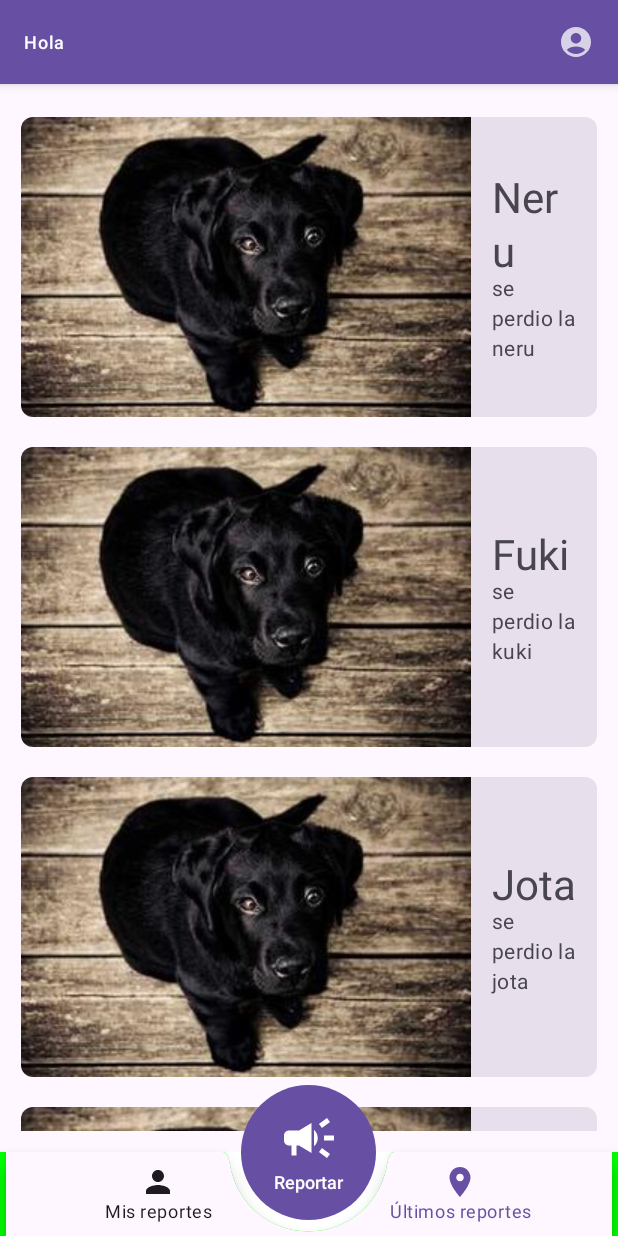
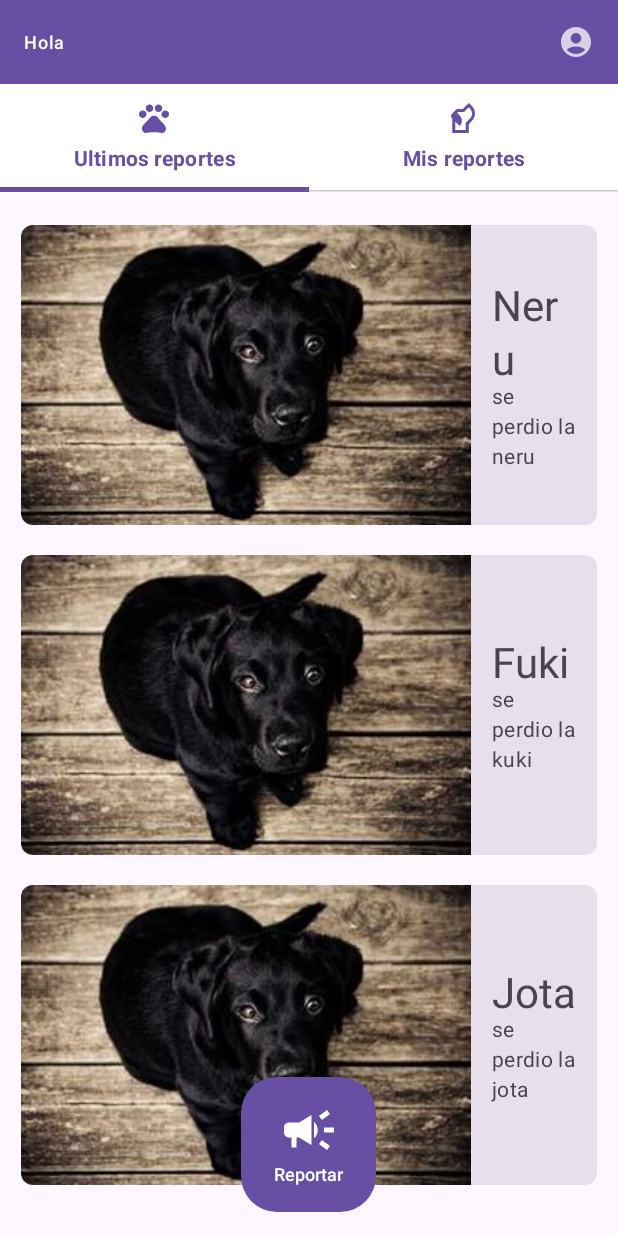
Before and after one commit to JoseAntonion/Busca-PET, an Android app built with Jetpack Compose: the HomeScreen screen opened through its navigation route, on a phone screen of 412 x 824 dp. Run offline under Robolectric (Android 15) with nearby library versions, the light colour scheme and no system bars; our stand-ins replace Firebase (no records; nobody signed in at launch, a user with empty details on screens opened directly), livedata-compose; pictures from the network do not load; 1 statement that could not run was skipped.

Commit message:
Implement TabRow navigation instead of bottoNavBar

```diff
--- a/app/src/main/java/com/example/buscapet/ui/commons/CommonFloatingActionButton.kt
+++ b/app/src/main/java/com/example/buscapet/ui/commons/CommonFloatingActionButton.kt
@@ -14,6 +14,7 @@ import androidx.compose.material3.Text
 import androidx.compose.runtime.Composable
 import androidx.compose.ui.Alignment
 import androidx.compose.ui.Modifier
+import androidx.compose.ui.graphics.RectangleShape
 import androidx.compose.ui.res.stringResource
 import androidx.compose.ui.tooling.preview.Preview
 import androidx.compose.ui.unit.dp
@@ -33,7 +34,6 @@ fun CommonFloatingActionButton(
             containerColor = MaterialTheme.colorScheme.primary,
             contentColor = MaterialTheme.colorScheme.onPrimary,
             elevation = FloatingActionButtonDefaults.bottomAppBarFabElevation(),
-            shape = CircleShape
         ) {
             Column(
                 horizontalAlignment = Alignment.CenterHorizontally
--- /dev/null
+++ b/app/src/main/java/com/example/buscapet/ui/commons/CommonTabBar.kt
@@ -0,0 +1,57 @@
+package com.example.buscapet.ui.commons
+
+import android.util.Log
+import androidx.compose.foundation.pager.PagerState
+import androidx.compose.material3.Icon
+import androidx.compose.material3.MaterialTheme
+import androidx.compose.material3.Tab
+import androidx.compose.material3.TabRow
+import androidx.compose.material3.Text
+import androidx.compose.runtime.Composable
+import androidx.compose.runtime.getValue
+import androidx.compose.ui.Modifier
+import androidx.navigation.NavController
+import androidx.navigation.compose.currentBackStackEntryAsState
+import androidx.navigation.compose.rememberNavController
+import kotlinx.coroutines.CoroutineScope
+import kotlinx.coroutines.launch
+
+@Composable
+fun CommonTabBar(
+    modifier: Modifier = Modifier,
+    navController: NavController = rememberNavController(),
+    pagerState: PagerState,
+    scope: CoroutineScope,
+    tabItems: List<TabItem>
+) {
+    val navBackStackEntry by navController.currentBackStackEntryAsState()
+    val currentDestination = navBackStackEntry?.destination
+    val bottomBarState = tabItems.any { it.title == currentDestination?.label }
+    Log.d("TAG", "CommonTabBar: currentDestination - $currentDestination")
+    Log.d("TAG", "CommonTabBar: bottomBarState - $bottomBarState")
+    TabRow(
+        selectedTabIndex = pagerState.currentPage,
+        contentColor = MaterialTheme.colorScheme.primary,
+        containerColor = MaterialTheme.colorScheme.onPrimary,
+    ) {
+        tabItems.forEachIndexed { index, item ->
+            Tab(
+                selected = index == pagerState.currentPage,
+                onClick = {
+                    scope.launch {
+                        pagerState.animateScrollToPage(index)
+                    }
+                },
+                text = {
+                    Text(text = item.title)
+                },
+                icon = {
+                    Icon(
+                        imageVector = item.icon,
+                        contentDescription = item.title
+                    )
+                }
+            )
+        }
+    }
+}
--- a/app/src/main/java/com/example/buscapet/ui/commons/MainBottomNav.kt
+++ b/app/src/main/java/com/example/buscapet/ui/commons/MainBottomNav.kt
@@ -1,5 +1,6 @@
 package com.example.buscapet.ui.commons
 
+import android.content.res.Configuration
 import androidx.compose.foundation.shape.CircleShape
 import androidx.compose.material.BottomAppBar
 import androidx.compose.material.BottomNavigation
@@ -81,7 +82,8 @@ fun BottomNav(
     }
 }
 
-@Preview(showBackground = true)
+@Preview(uiMode = Configuration.UI_MODE_NIGHT_YES, name = "PreviewDARK")
+@Preview(uiMode = Configuration.UI_MODE_NIGHT_NO, name = "PreviewLIGHT")
 @Composable
 fun PreviewMainBottomNav2() {
     val itemsDummy = mutableListOf(
--- /dev/null
+++ b/app/src/main/java/com/example/buscapet/ui/commons/TabItem.kt
@@ -0,0 +1,8 @@
+package com.example.buscapet.ui.commons
+
+import androidx.compose.ui.graphics.vector.ImageVector
+
+data class TabItem(
+    val title: String,
+    val icon: ImageVector,
+)
--- a/app/src/main/java/com/example/buscapet/ui/navigation/BottomNavScreens.kt
+++ b/app/src/main/java/com/example/buscapet/ui/navigation/BottomNavScreens.kt
@@ -35,4 +35,10 @@ sealed class BottomNavScreens(
         title = "Mis reportes",
         icon = Icons.Default.Person
     )
+
+    data object DetailReport : BottomNavScreens(
+        route = "detail_report",
+        title = "Detalle reporte",
+        icon = Icons.Default.Person
+    )
 }
--- /dev/null
+++ b/app/src/main/java/com/example/buscapet/ui/navigation/DetailNavGraph.kt
@@ -0,0 +1,20 @@
+package com.example.buscapet.ui.navigation
+
+import androidx.compose.runtime.Composable
+import androidx.navigation.compose.NavHost
+import androidx.navigation.compose.composable
+import androidx.navigation.compose.rememberNavController
+import com.example.buscapet.ui.screens.last_reports.LastReportsScreen
+import com.example.buscapet.ui.screens.report_detail.ReportDetailScreen
+
+@Composable
+fun DetailNavGraph() {
+    val navController = rememberNavController()
+    NavHost(
+        navController = navController,
+        startDestination = BottomNavScreens.LastReports.route
+    ) {
+        composable(BottomNavScreens.LastReports.route) { LastReportsScreen(navController) }
+        composable(BottomNavScreens.DetailReport.route) { ReportDetailScreen() }
+    }
+}
--- a/app/src/main/java/com/example/buscapet/ui/navigation/HomeNavGraph.kt
+++ b/app/src/main/java/com/example/buscapet/ui/navigation/HomeNavGraph.kt
@@ -9,6 +9,7 @@ import androidx.navigation.NavHostController
 import androidx.navigation.compose.NavHost
 import androidx.navigation.compose.composable
 import com.example.buscapet.ui.screens.last_reports.LastReportsScreen
+import com.example.buscapet.ui.screens.report_detail.ReportDetailScreen
 import com.example.buscapet.ui.ui.my_reports.MyReportsScreen
 
 @Composable
@@ -20,7 +21,7 @@ fun HomeNavGraph(navController: NavHostController, hostPadding: PaddingValues) {
             .fillMaxSize()
             .padding(hostPadding)
     ) {
-        composable(BottomNavScreens.LastReports.route) { LastReportsScreen(navController = navController) }
-        composable(BottomNavScreens.MyReports.route) { MyReportsScreen(navController = navController) }
+        //composable(BottomNavScreens.LastReports.route) { LastReportsScreen() }
+        composable(BottomNavScreens.MyReports.route) { MyReportsScreen() }
     }
 }
--- a/app/src/main/java/com/example/buscapet/ui/screens/home/HomeScreen.kt
+++ b/app/src/main/java/com/example/buscapet/ui/screens/home/HomeScreen.kt
@@ -1,17 +1,30 @@
 package com.example.buscapet.ui.screens.home
 
 import android.net.Uri
+import androidx.compose.foundation.layout.Column
+import androidx.compose.foundation.layout.fillMaxWidth
+import androidx.compose.foundation.layout.padding
+import androidx.compose.foundation.pager.HorizontalPager
+import androidx.compose.foundation.pager.rememberPagerState
 import androidx.compose.material.FabPosition
 import androidx.compose.material.Scaffold
+import androidx.compose.material.icons.Icons
+import androidx.compose.material.icons.filled.Pets
 import androidx.compose.runtime.Composable
+import androidx.compose.runtime.rememberCoroutineScope
+import androidx.compose.ui.Modifier
+import androidx.compose.ui.graphics.vector.ImageVector
+import androidx.compose.ui.res.vectorResource
 import androidx.compose.ui.tooling.preview.Preview
-import androidx.navigation.NavHostController
+import androidx.navigation.NavController
 import androidx.navigation.compose.rememberNavController
-import com.example.buscapet.ui.commons.MainBottomNav
-import com.example.buscapet.ui.navigation.BottomNavScreens
-import com.example.buscapet.ui.navigation.HomeNavGraph
+import com.example.buscapet.R
+import com.example.buscapet.ui.commons.CommonTabBar
+import com.example.buscapet.ui.commons.TabItem
+import com.example.buscapet.ui.navigation.DetailNavGraph
 import com.example.buscapet.ui.ui.commons.CommonFloatingActionButton
 import com.example.buscapet.ui.ui.commons.CommonTopAppBar
+import com.example.buscapet.ui.ui.my_reports.MyReportsScreen
 import com.google.firebase.auth.FirebaseAuth
 
 @Composable
@@ -19,41 +32,63 @@ fun HomeScreen() {
     val currentUser = FirebaseAuth.getInstance().currentUser
     val name = currentUser?.displayName?.split(" ")?.get(0)
     val photo = currentUser?.photoUrl
+    val tabItems = listOf(
+        TabItem(
+            title = "Ultimos reportes",
+            icon = Icons.Default.Pets
+        ),
+        TabItem(
+            title = "Mis reportes",
+            icon = ImageVector.vectorResource(id = R.drawable.ic_dog)
+        )
+    )
 
     HomeContainer(
         currentUserName = name,
-        profilePhoto = photo
+        profilePhoto = photo,
+        tabItems = tabItems
     )
 }
 
 @Composable
 fun HomeContainer(
+    navController: NavController = rememberNavController(),
     currentUserName: String?,
-    profilePhoto: Uri? = null
+    profilePhoto: Uri? = null,
+    tabItems: List<TabItem> = listOf()
 ) {
-    val navController = rememberNavController()
+    val pagerState = rememberPagerState(0, 0f) { tabItems.size }
+    val scope = rememberCoroutineScope()
     Scaffold(
-        topBar = { CommonTopAppBar(currentUserName, profilePhoto) },
-        bottomBar = {
-            val bottomBarItems = listOf(
-                BottomNavScreens.MyReports,
-                BottomNavScreens.LastReports,
-            )
-            MainBottomNav(
-                navController = navController,
-                items = bottomBarItems
-            )
+        topBar = {
+            Column(
+                modifier = Modifier
+                    .fillMaxWidth()
+            ) {
+                CommonTopAppBar(currentUserName, profilePhoto)
+                CommonTabBar(
+                    pagerState = pagerState,
+                    scope = scope,
+                    tabItems = tabItems
+                )
+            }
         },
         floatingActionButton = {
             CommonFloatingActionButton()
         },
         floatingActionButtonPosition = FabPosition.Center,
-        isFloatingActionButtonDocked = true,
     ) { paddingValues ->
-        HomeNavGraph(
-            navController = navController,
-            hostPadding = paddingValues
-        )
+        HorizontalPager(
+            state = pagerState,
+            modifier = Modifier
+                .fillMaxWidth()
+                .padding(paddingValues)
+        ) { index ->
+            when (index) {
+                0 -> DetailNavGraph()
+                1 -> MyReportsScreen()
+            }
+        }
     }
 }
 
@@ -61,7 +96,5 @@ fun HomeContainer(
 @Preview(showBackground = true)
 @Composable
 fun PreviewMainView() {
-    HomeContainer(
-        "Padrito"
-    )
+    HomeContainer(currentUserName = "John Johnson")
 }
--- a/app/src/main/java/com/example/buscapet/ui/screens/last_reports/LastReportsScreen.kt
+++ b/app/src/main/java/com/example/buscapet/ui/screens/last_reports/LastReportsScreen.kt
@@ -1,16 +1,14 @@
 package com.example.buscapet.ui.screens.last_reports
 
 import android.content.res.Configuration
-import androidx.compose.foundation.background
 import androidx.compose.foundation.layout.Arrangement
-import androidx.compose.foundation.layout.Box
 import androidx.compose.foundation.layout.fillMaxSize
 import androidx.compose.foundation.layout.padding
 import androidx.compose.foundation.lazy.LazyColumn
 import androidx.compose.foundation.lazy.items
+import androidx.compose.material.Surface
 import androidx.compose.material3.MaterialTheme
 import androidx.compose.runtime.Composable
-import androidx.compose.ui.Alignment
 import androidx.compose.ui.Modifier
 import androidx.compose.ui.tooling.preview.Preview
 import androidx.compose.ui.unit.dp
@@ -18,11 +16,14 @@ import androidx.navigation.NavHostController
 import androidx.navigation.compose.rememberNavController
 import com.example.buscapet.domain.model.Pet
 import com.example.buscapet.ui.commons.CommonCardView
+import com.example.buscapet.ui.navigation.BottomNavScreens
 import com.example.buscapet.ui.theme.BuscaPetTheme
 import com.google.firebase.auth.FirebaseAuth
 
 @Composable
-fun LastReportsScreen(navController: NavHostController) {
+fun LastReportsScreen(
+    navController: NavHostController
+) {
     val userName = FirebaseAuth.getInstance().currentUser?.displayName
     val petList = listOf(
         Pet(1, "Neru", 5, "perro", null, cover = "se perdio la neru"),
@@ -51,14 +52,13 @@ fun LastReportsScreen(navController: NavHostController) {
 fun MainView(
     userName: String?,
     petList: List<Pet> = emptyList(),
-    navController: NavHostController = rememberNavController()
+    navController: NavHostController
 ) {
     BuscaPetTheme {
-        Box(
+        Surface(
             modifier = Modifier
-                .fillMaxSize()
-                .background(MaterialTheme.colorScheme.background),
-            contentAlignment = Alignment.Center
+                .fillMaxSize(),
+            color = MaterialTheme.colorScheme.background,
         ) {
             LazyColumn(
                 modifier = Modifier
@@ -73,7 +73,7 @@ fun MainView(
                         title = it.nombre,
                         subtitle = it.cover ?: "no cover",
                         onClick = {
-                            //navController.navigate(Graph.DETAILS)
+                            navController.navigate(BottomNavScreens.DetailReport.route)
                         }
                         //testUri = Uri.parse("https://getdummyimage.com/300/300")
                     )
@@ -96,6 +96,7 @@ fun PreviewDark() {
     )
     MainView(
         userName = "Usuario prueba",
-        petList = petList
+        petList = petList,
+        rememberNavController()
     )
 }
--- a/app/src/main/java/com/example/buscapet/ui/screens/my_reports/MyReportsScreen.kt
+++ b/app/src/main/java/com/example/buscapet/ui/screens/my_reports/MyReportsScreen.kt
@@ -14,7 +14,7 @@ import androidx.navigation.NavHostController
 import com.google.firebase.auth.FirebaseAuth
 
 @Composable
-fun MyReportsScreen(navController: NavHostController) {
+fun MyReportsScreen() {
     val userName = FirebaseAuth.getInstance().currentUser?.displayName
     MainView(
         userName = userName
--- /dev/null
+++ b/app/src/main/res/drawable/ic_dog.xml
@@ -0,0 +1,5 @@
+<vector xmlns:android="http://schemas.android.com/apk/res/android" android:autoMirrored="true" android:height="24dp" android:viewportHeight="960" android:viewportWidth="960" android:width="24dp">
+
+    <path android:fillColor="#e8eaed" android:pathData="M194,880v-395h80v315h280v-193l105,-105q29,-29 45,-65t16,-77q0,-40 -16.5,-76T659,219l-25,-26 -127,127L347,320l-43,43 -57,-56 67,-67h160l160,-160 82,82q40,40 62,90.5T800,360q0,57 -22,107.5T716,558l-82,82v240L194,880ZM391,693L183,485q-11,-11 -17,-26t-6,-31q0,-16 6,-30.5t17,-25.5l84,-85 124,123q28,28 43.5,64.5T450,551q0,40 -15,76.5T391,693Z"/>
+
+</vector>
```
Also changed, not shown: app/src/main/java/com/example/buscapet/ui/commons/ScreenContent.kt (deleted, +0 -37 lines).
